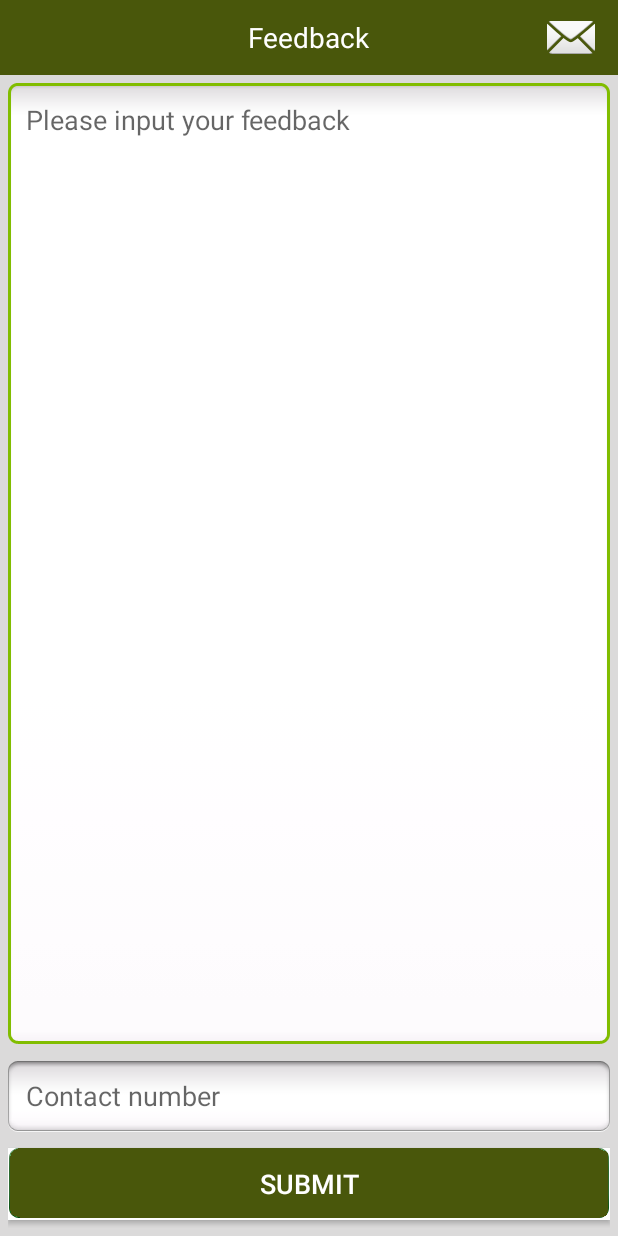
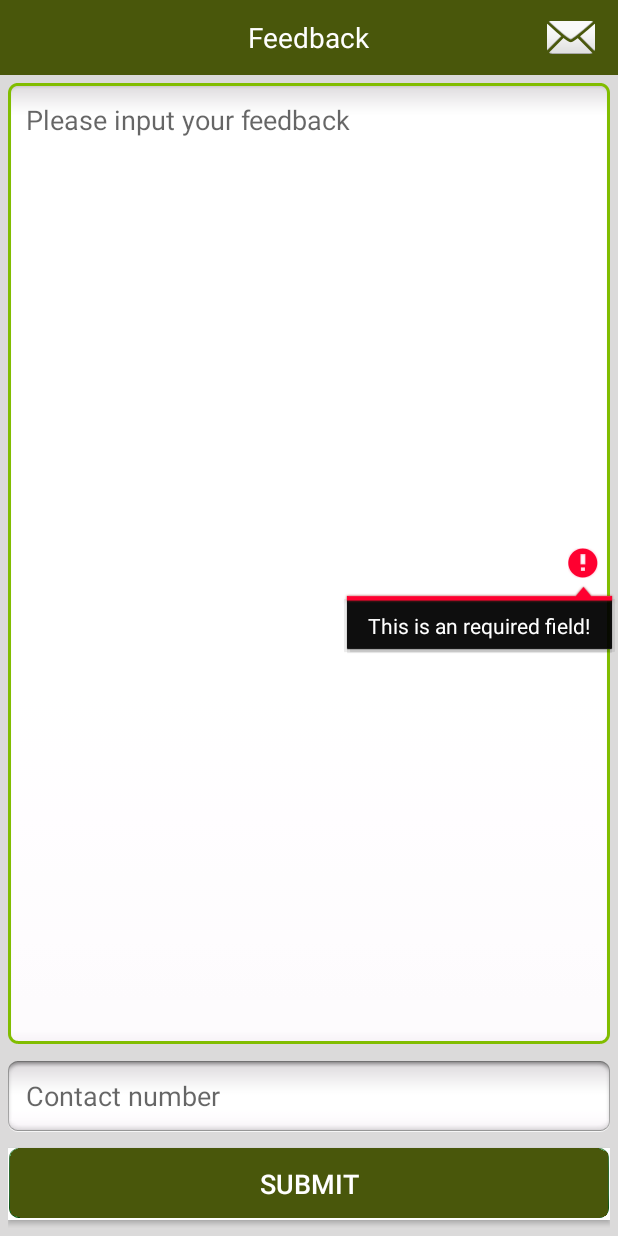
Before and after one commit to Lihua-WANG/SIT305-A2, an Android app: the FeedbackActivity screen opened directly, with no data from a screen before it, after a tap on "SUBMIT", on a phone screen of 412 x 824 dp. Run offline under Robolectric (Android 15) with nearby library versions, the phone set to English and light mode, and no system bars; libraries missing offline, so code that uses them is left out: com.firebase.client; 6 statements that could not run were skipped.

Commit message:
Update the feedback function with firebase to store feedback data.

```diff
--- a/app/build.gradle
+++ b/app/build.gradle
@@ -35,7 +35,12 @@ dependencies {
     implementation 'androidx.viewpager:viewpager:1.0.0'
     implementation 'androidx.legacy:legacy-support-v4:1.0.0'
     implementation 'com.google.android.material:material:1.1.0'
+    implementation 'com.firebase:firebase-client-android:2.5.2'
+    implementation 'com.google.firebase:firebase-database:10.0.0'
     testImplementation 'junit:junit:4.12'
     androidTestImplementation 'androidx.test.ext:junit:1.1.1'
     androidTestImplementation 'androidx.test.espresso:espresso-core:3.2.0'
+
 }
+
+apply plugin: 'com.google.gms.google-services'
--- a/app/src/main/java/com/example/a2/About/ZoomTranslateDoubleTapImageView.java
+++ b/app/src/main/java/com/example/a2/About/ZoomTranslateDoubleTapImageView.java
@@ -85,7 +85,7 @@ public class ZoomTranslateDoubleTapImageView extends androidx.appcompat.widget.A
                 preScale * scale > minScale) {
             //preScale * scale Can calculate the zoom value if this zoom is executed
             //detector.getFocusX() The x coordinate of the zoom gesture center，
-            // detector.getFocusY() y coordinate
+            //detector.getFocusY() y coordinate
 //            mMatrix.postScale(scale, scale, detector.getFocusX(), detector.getFocusY());
             mMatrix.postScale(scale, scale, getWidth() / 2, getHeight() / 2);
             setImageMatrix(mMatrix);
@@ -102,7 +102,7 @@ public class ZoomTranslateDoubleTapImageView extends androidx.appcompat.widget.A
 
     @Override
     public void onScaleEnd(ScaleGestureDetector detector) {
-        //The function from OnScaleGestureListener，Zoom ened
+        //The function from OnScaleGestureListener，Zoom ended
     }
 
     @Override
--- a/app/src/main/java/com/example/a2/FeedbackAction.java
+++ b/app/src/main/java/com/example/a2/FeedbackAction.java
@@ -13,11 +13,9 @@ public class FeedbackAction {
     }
 
     /**
-     * @param content
-     * @param contact
      * @return
      */
-    public int sendFeedbackMessage(String content, String contact) {
+    public int sendFeedbackMessage() {
         return SUCCESS;
     }
 
--- a/app/src/main/java/com/example/a2/FeedbackActivity.java
+++ b/app/src/main/java/com/example/a2/FeedbackActivity.java
@@ -1,11 +1,13 @@
 package com.example.a2;
 
+import android.annotation.SuppressLint;
 import android.app.ProgressDialog;
 import android.content.Context;
 import android.content.Intent;
 import android.net.Uri;
 import android.os.AsyncTask;
 import android.os.Bundle;
+import android.provider.Settings;
 import android.view.View;
 import android.view.inputmethod.InputMethodManager;
 import android.widget.Button;
@@ -15,6 +17,8 @@ import android.widget.Toast;
 
 import androidx.appcompat.app.AppCompatActivity;
 
+import com.firebase.client.Firebase;
+
 public class FeedbackActivity extends AppCompatActivity {
 
     private EditText mContactEdit = null;
@@ -22,12 +26,14 @@ public class FeedbackActivity extends AppCompatActivity {
     private ImageView mLeftBtn = null;
     private ImageView mRightBtn = null;
     private Button mSubmitBtn = null;
+    private Firebase firebase = null;
 
     @Override
     protected void onCreate(Bundle savedInstanceState) {
         super.onCreate(savedInstanceState);
         setContentView(R.layout.activity_feedback);
         initView();
+
         InputMethodManager imm = (InputMethodManager) getSystemService(Context.INPUT_METHOD_SERVICE);
         imm.toggleSoftInput(InputMethodManager.RESULT_UNCHANGED_SHOWN,
                 InputMethodManager.HIDE_NOT_ALWAYS);
@@ -38,8 +44,15 @@ public class FeedbackActivity extends AppCompatActivity {
         mContentEdit = findViewById(R.id.feedback_content_edit);
         mLeftBtn = findViewById(R.id.left_btn);
         mRightBtn = findViewById(R.id.email_btn);
+        mSubmitBtn = findViewById(R.id.submit_button);
+        Firebase.setAndroidContext(this);
+
+        String UniqueID =
+                Settings.Secure.getString(getApplicationContext().getContentResolver(),
+                        Settings.Secure.ANDROID_ID);
+        firebase = new Firebase("https://sit305-a2.firebaseio.com/Users" + UniqueID);
+
         mContentEdit.requestFocus();
-
         mLeftBtn.setVisibility(View.GONE);
         mRightBtn.setOnClickListener(new View.OnClickListener() {
 
@@ -52,23 +65,40 @@ public class FeedbackActivity extends AppCompatActivity {
             }
         });
 
-        mSubmitBtn = findViewById(R.id.submit_button);
         mSubmitBtn.setOnClickListener(new View.OnClickListener() {
 
             public void onClick(View v) {
-                String content = mContentEdit.getText().toString().trim();
-                String contact = mContactEdit.getText().toString().trim();
-                if (content.equals("")) {
+                final String content = mContentEdit.getText().toString().trim();
+                final String contact = mContactEdit.getText().toString().trim();
+
+                Firebase child_content = firebase.child("Feedback Content");
+                child_content.setValue(content);
+                if (content.isEmpty()) {
                     Toast.makeText(FeedbackActivity.this, R.string.request_content, Toast.LENGTH_SHORT).show();
-                    return;
+                    mContentEdit.setError("This is an required field!");
+                } else {
+                    mContentEdit.setError(null);
+                    mSubmitBtn.setEnabled(true);
                 }
+
+                Firebase child_contact = firebase.child("Feedback Contact");
+                child_contact.setValue(contact);
+                if (contact.isEmpty()) {
+                    Toast.makeText(FeedbackActivity.this, R.string.request_contact, Toast.LENGTH_SHORT).show();
+                    mContentEdit.setError("This is an required field!");
+                } else {
+                    mContentEdit.setError(null);
+                    mSubmitBtn.setEnabled(true);
+                }
+
                 SendFeedbackTask task = new SendFeedbackTask(FeedbackActivity.this, content, contact);
                 task.execute("");
-
             }
         });
+
     }
 
+    @SuppressLint("StaticFieldLeak")
     private class SendFeedbackTask extends AsyncTask<Object, Object, Object> {
 
         private Context mContext = null;
@@ -84,16 +114,17 @@ public class FeedbackActivity extends AppCompatActivity {
 
         @Override
         protected Object doInBackground(Object... arg0) {
-            return Integer.valueOf(new FeedbackAction(mContext)
-                    .sendFeedbackMessage(mContent, mContact));
+            return new FeedbackAction(mContext)
+                    .sendFeedbackMessage();
         }
 
+        @SuppressLint("ShowToast")
         @Override
         protected void onPostExecute(Object result) {
             if (mProgDialog != null) {
                 mProgDialog.dismiss();
             }
-            int resultCode = ((Integer) result).intValue();
+            int resultCode = (Integer) result;
             if (resultCode == 0) {
                 Toast.makeText(FeedbackActivity.this,
                         R.string.feedback_success, Toast.LENGTH_SHORT);
@@ -102,7 +133,6 @@ public class FeedbackActivity extends AppCompatActivity {
                 Toast.makeText(FeedbackActivity.this, R.string.feedback_failed,
                         Toast.LENGTH_SHORT);
             }
-            return;
         }
 
         @Override
--- a/app/src/main/java/com/example/a2/LoginActivity.java
+++ b/app/src/main/java/com/example/a2/LoginActivity.java
@@ -54,9 +54,6 @@ public class LoginActivity extends AppCompatActivity {
         sp = this.getSharedPreferences("Account Data", 0);
 
         initView();
-
-//        rem_isCheck = mCheckRemember.isChecked();
-//        auto_isCheck = mCheckAutoLogin.isChecked();
 
         mDBOpenHelper = new DBOpenHelper(this);
 
--- a/app/src/main/java/com/example/a2/RegisterActivity.java
+++ b/app/src/main/java/com/example/a2/RegisterActivity.java
@@ -202,7 +202,6 @@ public class RegisterActivity extends AppCompatActivity implements View.OnClickL
             @Override
             public void onClick(View v) {
                 dialog.dismiss();
-
                 Toast.makeText(RegisterActivity.this, getString(R.string.confirmed), Toast.LENGTH_SHORT).show();
             }
         });
--- a/app/src/main/res/values/strings.xml
+++ b/app/src/main/res/values/strings.xml
@@ -34,6 +34,7 @@
     <string name="feedback_failed">Failed sending!</string>
     <string name="waiting">Processing, please wait...</string>
     <string name="request_content">Please input your feedback</string>
+    <string name="request_contact">Please input your contact</string>
     <string name="submit">Submit</string>
     <string name="feedback_contact_hint">Contact number</string>
     <string name="feedback_content_hint">Please input your feedback</string>
@@ -43,7 +44,6 @@
     <string name="AboutBasic">Basic Function</string>
     <string name="AboutFight">Fight Model</string>
     <string name="AboutAI">AI Model</string>
-    <string name="agreement">我已阅读并同意《注册服务协议》，《用户隐私协议》与《风险揭示书》</string>
     <string name="users_note">User Note</string>
     <string name="privacy_tips">Welcome to PrivacyView! In order to protect your privacy and use security, please read our Terms of Use and Privacy Policy carefully. Do not use this app until you have confirmed your full understanding and agreement. Thank you!</string>
     <string name="privacy_exit">Exit</string>
@@ -51,11 +51,11 @@
     <string name="confirmed">The user note has been confirmed.</string>
     <string name="privacy_tips_key1">Terms of Use</string>
     <string name="privacy_tips_key2">Privacy Policy</string>
+    <string name="opt_terms">Terms of Use</string>
+    <string name="opt_privacy">Privacy Policy</string>
 
     <!-- TODO: Remove or change this placeholder text -->
     <string name="hello_blank_fragment">Hello blank fragment</string>
-    <string name="opt_terms">Terms of Use</string>
-    <string name="opt_privacy">Privacy Policy</string>
 
 
 </resources>
--- a/build.gradle
+++ b/build.gradle
@@ -9,6 +9,7 @@ buildscript {
     }
     dependencies {
         classpath 'com.android.tools.build:gradle:4.0.0-alpha04'
+        classpath 'com.google.gms:google-services:4.3.3'
 
 
         // NOTE: Do not place your application dependencies here; they belong
```
Also changed, not shown: 1 other file.
